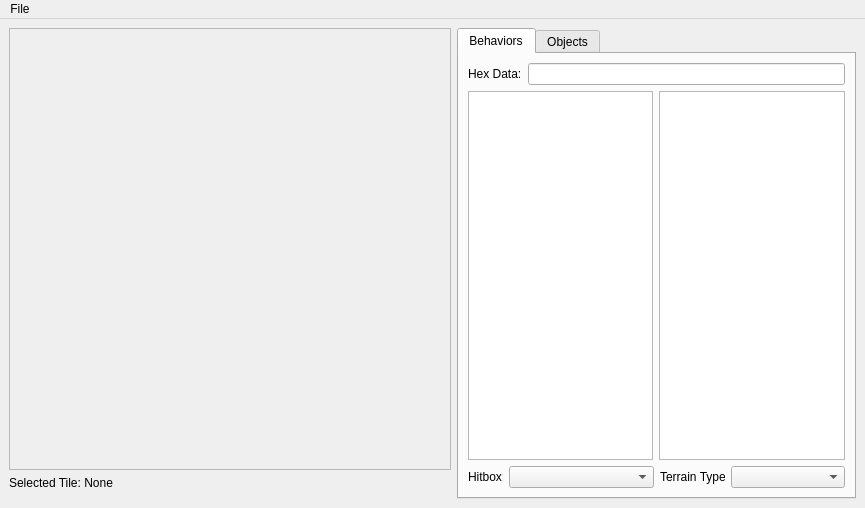
Old version of the form tileseteditorwindow.ui in the repository ExplosBlue/CoinKiller.
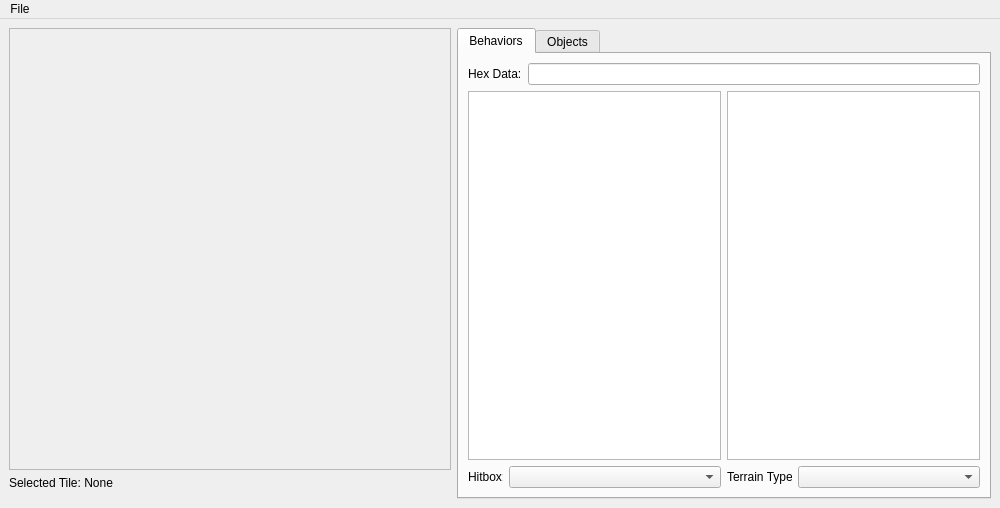
New version of the form.

Diff of the .ui file:
```diff
--- a/tileseteditorwindow.ui
+++ b/tileseteditorwindow.ui
@@ -6,7 +6,7 @@
    <rect>
     <x>0</x>
     <y>0</y>
-    <width>865</width>
+    <width>1000</width>
     <height>508</height>
    </rect>
   </property>
@@ -110,10 +110,24 @@
         <item>
          <layout class="QHBoxLayout" name="horizontalLayout_5">
           <item>
-           <widget class="QListView" name="listView"/>
+           <widget class="QListView" name="sBehaviorListView">
+            <property name="minimumSize">
+             <size>
+              <width>250</width>
+              <height>0</height>
+             </size>
+            </property>
+           </widget>
           </item>
           <item>
-           <widget class="QListView" name="listView_2"/>
+           <widget class="QListView" name="parameterListView">
+            <property name="minimumSize">
+             <size>
+              <width>250</width>
+              <height>0</height>
+             </size>
+            </property>
+           </widget>
           </item>
          </layout>
         </item>
@@ -189,7 +203,7 @@
     <rect>
      <x>0</x>
      <y>0</y>
-     <width>865</width>
+     <width>1000</width>
      <height>21</height>
     </rect>
    </property>
```
